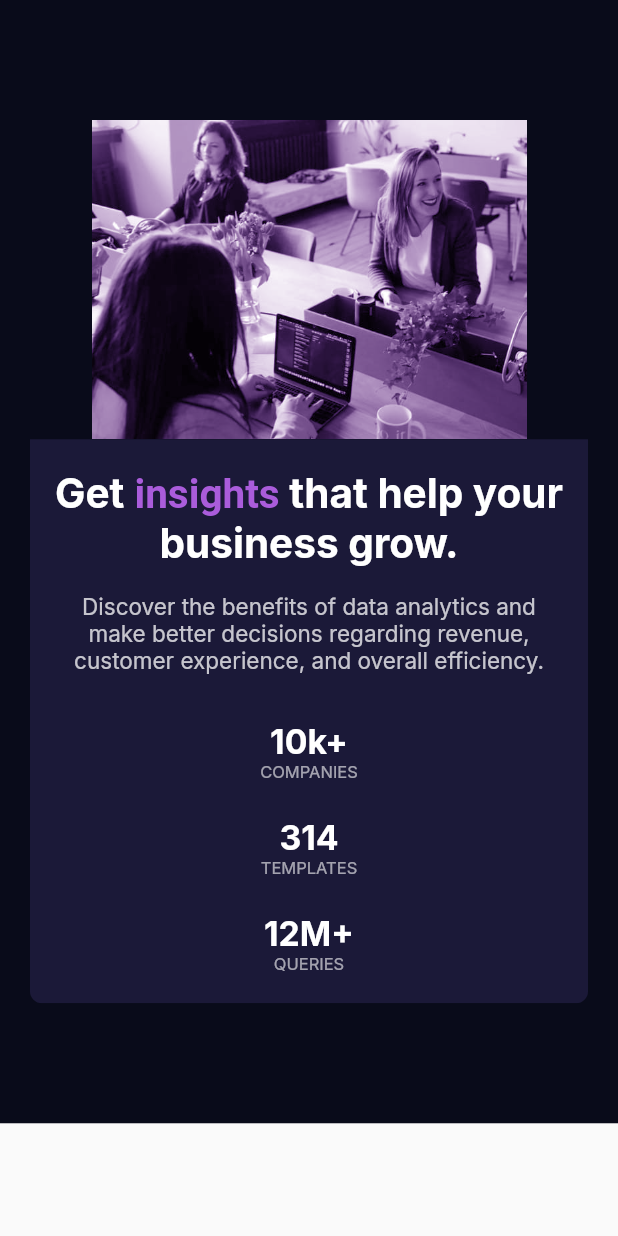
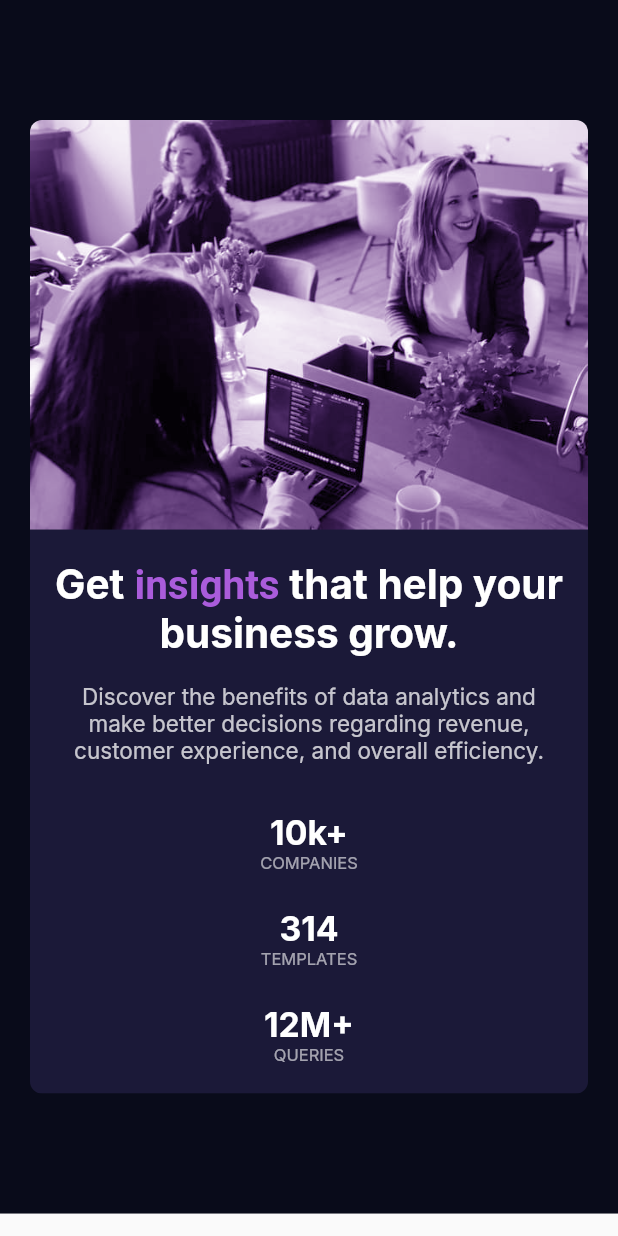
Before and after one commit to romofel/fm-stats_preview_card_component-flutter, a Flutter app: the screen it shows after launch, on a phone screen of 412 x 824 dp. Run offline on Flutter 3.47's test engine with Material 2 defaults, Android fonts, the phone set to English and light mode, and no system bars; our stand-ins replace google_fonts.

Commit message:
Comment out the defined width

```diff
--- a/lib/pages/home_page.dart
+++ b/lib/pages/home_page.dart
@@ -17,7 +17,7 @@ class HomePage extends StatelessWidget {
               children: <Widget>[
                 Image.asset(
                   'assets/image-header-mobile.jpg',
-                  width: 290,
+                  // width: 290,
                   color: kAccentColor.toColor(),
                   colorBlendMode: BlendMode.softLight,
                 ),
```
